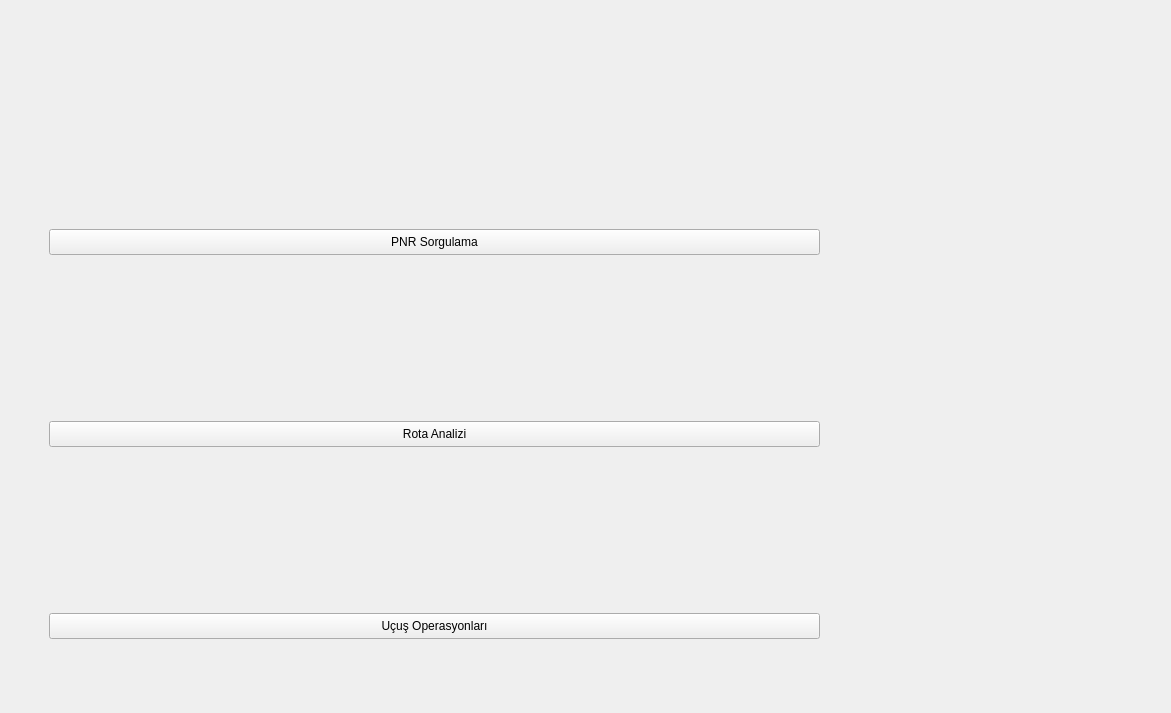
Old version of the form mainwindow.ui in the repository kubrratopcu/Havalimani_Yonetim_Sistemi1.
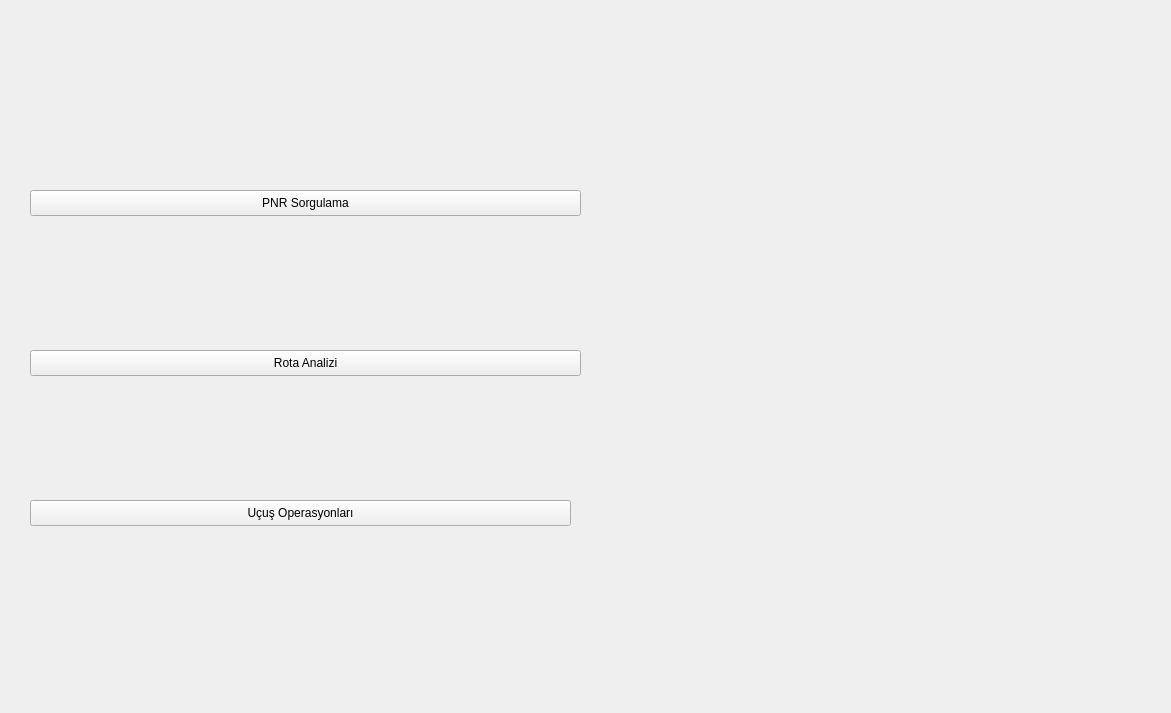
New version of the form. The open tabs and pages were chosen to show the change.

Commit message: arayuz duzenlendı

Patch:
```diff
--- a/mainwindow.ui
+++ b/mainwindow.ui
@@ -16,8 +16,8 @@
   <widget class="QStackedWidget" name="stackedWidget">
    <property name="geometry">
     <rect>
-     <x>40</x>
-     <y>60</y>
+     <x>30</x>
+     <y>50</y>
      <width>1131</width>
      <height>751</height>
     </rect>
@@ -29,9 +29,9 @@
     <widget class="QPushButton" name="btnYolcularGit">
      <property name="geometry">
       <rect>
-       <x>9</x>
-       <y>361</y>
-       <width>771</width>
+       <x>0</x>
+       <y>300</y>
+       <width>551</width>
        <height>26</height>
       </rect>
      </property>
@@ -42,9 +42,9 @@
     <widget class="QPushButton" name="btnRotaGit">
      <property name="geometry">
       <rect>
-       <x>9</x>
-       <y>553</y>
-       <width>771</width>
+       <x>0</x>
+       <y>450</y>
+       <width>541</width>
        <height>26</height>
       </rect>
      </property>
@@ -55,9 +55,9 @@
     <widget class="QPushButton" name="btnKuleGit">
      <property name="geometry">
       <rect>
-       <x>9</x>
-       <y>169</y>
-       <width>771</width>
+       <x>0</x>
+       <y>140</y>
+       <width>551</width>
        <height>26</height>
       </rect>
      </property>
```
Left out of the diff: 16 changed lines with no effect on the pictures. The commit also changes 1 other file.
